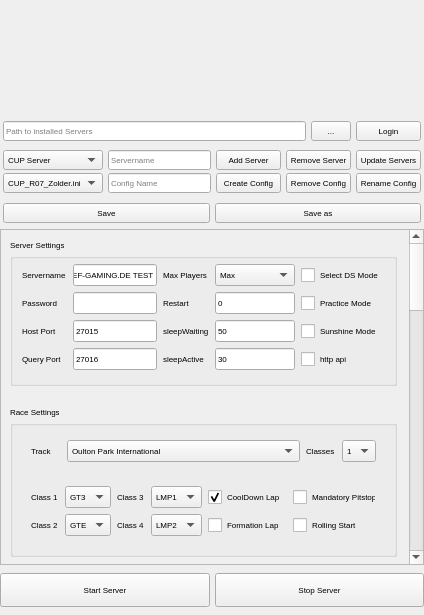
david-maus/PC2-ServerManager-GUI, file _SRC/ui/interfaceNEW.ui: the form before one commit.
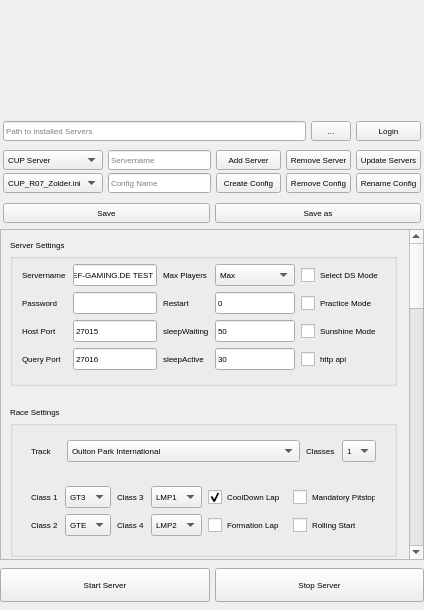
The form after the commit. Icons and pictures are not drawn.

Commit message: added classes dropdown menus

What changed in the file:
```diff
--- a/_SRC/ui/interfaceNEW.ui
+++ b/_SRC/ui/interfaceNEW.ui
@@ -7,7 +7,7 @@
     <x>0</x>
     <y>0</y>
     <width>424</width>
-    <height>615</height>
+    <height>610</height>
    </rect>
   </property>
   <property name="minimumSize">
@@ -574,7 +574,7 @@
          <property name="geometry">
           <rect>
            <x>0</x>
-           <y>0</y>
+           <y>-396</y>
            <width>405</width>
            <height>1580</height>
           </rect>
```
The commit also changes 2 other files.
